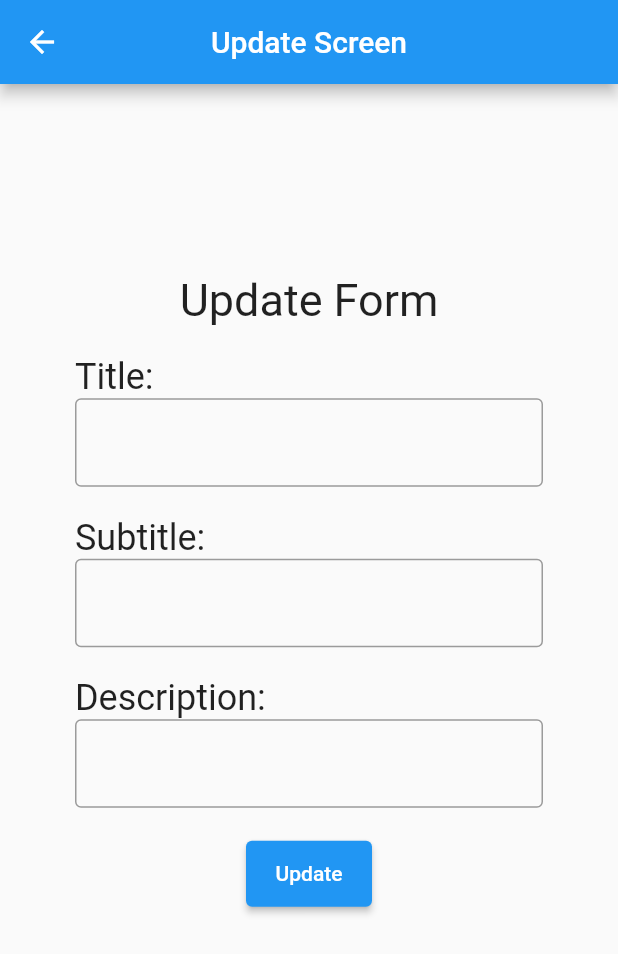
After one commit to NomanShariq/Social_app, a Flutter app: the UpdatePostScreen screen opened directly, on a phone screen of 412 x 824 dp. The commit adds this screen. Shown: the top 954 px of the screen. Run offline on Flutter 3.47's test engine with Material 2 defaults, Android fonts, the phone set to English and light mode, and no system bars; our stand-ins replace get.

Commit message:
create and update file done

```diff
--- /dev/null
+++ b/lib/screens/update_postscreen.dart
@@ -0,0 +1,88 @@
+import 'package:flutter/material.dart';
+
+class UpdatePostScreen extends StatelessWidget {
+  const UpdatePostScreen({super.key});
+
+  @override
+  Widget build(BuildContext context) {
+    return Scaffold(
+      resizeToAvoidBottomInset: false,
+      appBar: AppBar(
+        title: Text("Update Screen"),
+        centerTitle: true,
+      ),
+      body: Center(
+        child: Column(
+          mainAxisAlignment: MainAxisAlignment.center,
+          children: [
+            Text(
+              "Update Form",
+              style: TextStyle(fontSize: 30),
+            ),
+            Container(
+                margin: EdgeInsets.symmetric(horizontal: 50),
+                height: 120 * 4,
+                width: double.maxFinite,
+                padding: EdgeInsets.symmetric(vertical: 20),
+                child: Form(
+                    child: Column(
+                  crossAxisAlignment: CrossAxisAlignment.start,
+                  children: [
+                    Text(
+                      "Title:",
+                      style: TextStyle(fontSize: 24),
+                    ),
+                    TextFormField(
+                      decoration: InputDecoration(
+                          border: OutlineInputBorder(
+                              borderSide: BorderSide(
+                        width: 4,
+                      ))),
+                    ),
+                    SizedBox(
+                      height: 20,
+                    ),
+                    Text(
+                      "Subtitle:",
+                      style: TextStyle(fontSize: 24),
+                    ),
+                    TextFormField(
+                      decoration: InputDecoration(
+                          border: OutlineInputBorder(
+                              borderSide: BorderSide(
+                        width: 4,
+                      ))),
+                    ),
+                    SizedBox(
+                      height: 20,
+                    ),
+                    Text(
+                      "Description:",
+                      style: TextStyle(fontSize: 24),
+                    ),
+                    TextFormField(
+                      decoration: InputDecoration(
+                          border: OutlineInputBorder(
+                              borderSide: BorderSide(
+                        width: 4,
+                      ))),
+                    ),
+                    SizedBox(
+                      height: 20,
+                    ),
+                    Center(
+                      child: ElevatedButton(
+                        child: Text("Update"),
+                        onPressed: () {},
+                        style: ButtonStyle(
+                            fixedSize: MaterialStateProperty.all(Size(84, 44))),
+                      ),
+                    )
+                  ],
+                ))),
+          ],
+        ),
+      ),
+    );
+  }
+}
```
Also changed, not shown: lib/main.dart (+2 -86 lines), lib/screens/create_postscreen.dart (added, +90 -0 lines), lib/screens/home_screen.dart (+65 -33 lines).
